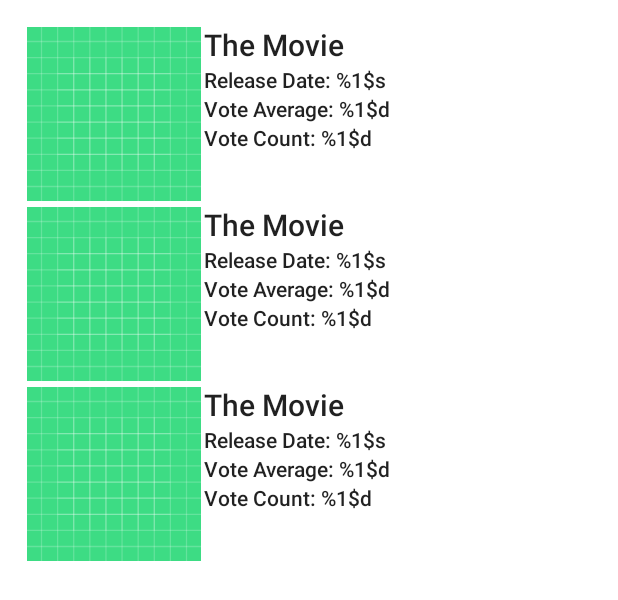
After one commit to KarthikUCH/TheMovie, an Android app: the layout fragment_home.xml on its own in the app's theme, with its tools: preview values and no code run, on a phone screen of 412 x 824 dp. The commit adds this screen. Shown: the top 600 px of the screen. Run offline under Robolectric (Android 15) with nearby library versions, the phone set to English and light mode, and no system bars.

Commit message:
Implement UI to display movies list

```diff
--- a/app/src/main/java/com/raju/kvr/themovie/data/repository/MoviesRepository.kt
+++ b/app/src/main/java/com/raju/kvr/themovie/data/repository/MoviesRepository.kt
@@ -9,13 +9,11 @@ interface MoviesRepository {
 
     suspend fun getMovies(
         category: String,
-        apiKey: String,
         page: Int
     ): Movies
 
     suspend fun getMovieDetail(
-        movieId: Long,
-        apiKey: String,
+        movieId: Long
     ): MovieDetail
 
 }
--- a/app/src/main/java/com/raju/kvr/themovie/ui/MainViewModel.kt
+++ b/app/src/main/java/com/raju/kvr/themovie/ui/MainViewModel.kt
@@ -10,7 +10,8 @@ import kotlinx.coroutines.launch
 import javax.inject.Inject
 
 @HiltViewModel
-class MainViewModel @Inject constructor(private val moviesRepository: MoviesRepository) : ViewModel() {
+class MainViewModel @Inject constructor(private val moviesRepository: MoviesRepository) :
+    ViewModel() {
 
     private val _status = MutableLiveData<Status>()
     val status: LiveData<Status> = _status
--- /dev/null
+++ b/app/src/main/res/layout/fragment_home.xml
@@ -0,0 +1,21 @@
+<?xml version="1.0" encoding="utf-8"?>
+<androidx.constraintlayout.widget.ConstraintLayout xmlns:android="http://schemas.android.com/apk/res/android"
+    xmlns:app="http://schemas.android.com/apk/res-auto"
+    xmlns:tools="http://schemas.android.com/tools"
+    android:layout_width="match_parent"
+    android:layout_height="match_parent"
+    android:layout_margin="@dimen/margin"
+    tools:context=".ui.home.HomeFragment">
+
+    <androidx.recyclerview.widget.RecyclerView
+        android:id="@+id/recyclerView"
+        android:layout_width="match_parent"
+        android:layout_height="match_parent"
+        android:scrollbars="vertical"
+        app:layout_constraintEnd_toEndOf="parent"
+        app:layout_constraintStart_toStartOf="parent"
+        app:layout_constraintTop_toTopOf="parent"
+        app:layoutManager="androidx.recyclerview.widget.LinearLayoutManager"
+        tools:listitem="@layout/movie_list_item"/>
+
+</androidx.constraintlayout.widget.ConstraintLayout>
--- /dev/null
+++ b/app/src/main/res/layout/movie_list_item.xml
@@ -0,0 +1,60 @@
+<?xml version="1.0" encoding="utf-8"?>
+<androidx.constraintlayout.widget.ConstraintLayout xmlns:android="http://schemas.android.com/apk/res/android"
+    xmlns:app="http://schemas.android.com/apk/res-auto"
+    xmlns:tools="http://schemas.android.com/tools"
+    android:layout_width="match_parent"
+    android:layout_height="120dp">
+
+    <ImageView
+        android:id="@+id/img_poster"
+        android:layout_width="wrap_content"
+        android:layout_height="match_parent"
+        android:adjustViewBounds="true"
+        android:padding="2dp"
+        android:scaleType="fitXY"
+        android:src="@drawable/ic_launcher_background"
+        app:layout_constraintBottom_toBottomOf="parent"
+        app:layout_constraintLeft_toLeftOf="parent"
+        app:layout_constraintTop_toTopOf="parent" />
+
+    <TextView
+        android:id="@+id/tv_name"
+        style="@style/TextAppearance.AppCompat.Title"
+        android:layout_width="wrap_content"
+        android:layout_height="wrap_content"
+        android:ellipsize="end"
+        android:text="@string/app_name"
+        app:layout_constraintStart_toEndOf="@id/img_poster"
+        app:layout_constraintTop_toTopOf="parent" />
+
+    <TextView
+        android:id="@+id/tv_release_date"
+        style="@style/TextAppearance.AppCompat.Body2"
+        android:layout_width="wrap_content"
+        android:layout_height="wrap_content"
+        android:ellipsize="end"
+        android:text="@string/label_release_date"
+        app:layout_constraintStart_toEndOf="@id/img_poster"
+        app:layout_constraintTop_toBottomOf="@id/tv_name" />
+
+    <TextView
+        android:id="@+id/tv_vote_average"
+        style="@style/TextAppearance.AppCompat.Body2"
+        android:layout_width="wrap_content"
+        android:layout_height="wrap_content"
+        android:ellipsize="end"
+        android:text="@string/label_vote_average"
+        app:layout_constraintStart_toEndOf="@id/img_poster"
+        app:layout_constraintTop_toBottomOf="@id/tv_release_date" />
+
+    <TextView
+        android:id="@+id/tv_vote_count"
+        style="@style/TextAppearance.AppCompat.Body2"
+        android:layout_width="wrap_content"
+        android:layout_height="wrap_content"
+        android:ellipsize="end"
+        android:text="@string/label_vote_count"
+        app:layout_constraintStart_toEndOf="@id/img_poster"
+        app:layout_constraintTop_toBottomOf="@id/tv_vote_average" />
+
+</androidx.constraintlayout.widget.ConstraintLayout>
--- /dev/null
+++ b/app/src/main/res/values/dimens.xml
@@ -0,0 +1,5 @@
+<?xml version="1.0" encoding="utf-8"?>
+<resources>
+    <dimen name="margin">16dp</dimen>
+    <dimen name="margin_between_elements">8dp</dimen>
+</resources>
--- a/app/src/main/res/values/strings.xml
+++ b/app/src/main/res/values/strings.xml
@@ -3,4 +3,12 @@
 
     <string name="status_loading">Loading...</string>
     <string name="status_Error">Error!!</string>
+
+    <!-- TODO: Remove or change this placeholder text -->
+    <string name="hello_blank_fragment">Hello blank fragment</string>
+
+    <string name="label_release_date">Release Date: %1$s</string>
+    <string name="label_vote_average">Vote Average: %1$d</string>
+    <string name="label_vote_count">Vote Count: %1$d</string>
+
 </resources>
```
Also changed, not shown: app/src/main/java/com/raju/kvr/themovie/data/repository/MoviesRepositoryImpl.kt (+4 -4 lines), app/src/main/java/com/raju/kvr/themovie/ui/home/HomeFragment.kt (added, +78 -0 lines), app/src/main/java/com/raju/kvr/themovie/ui/home/HomeViewModel.kt (added, +44 -0 lines), app/src/main/java/com/raju/kvr/themovie/ui/home/MoviesListAdapter.kt (added, +45 -0 lines).
